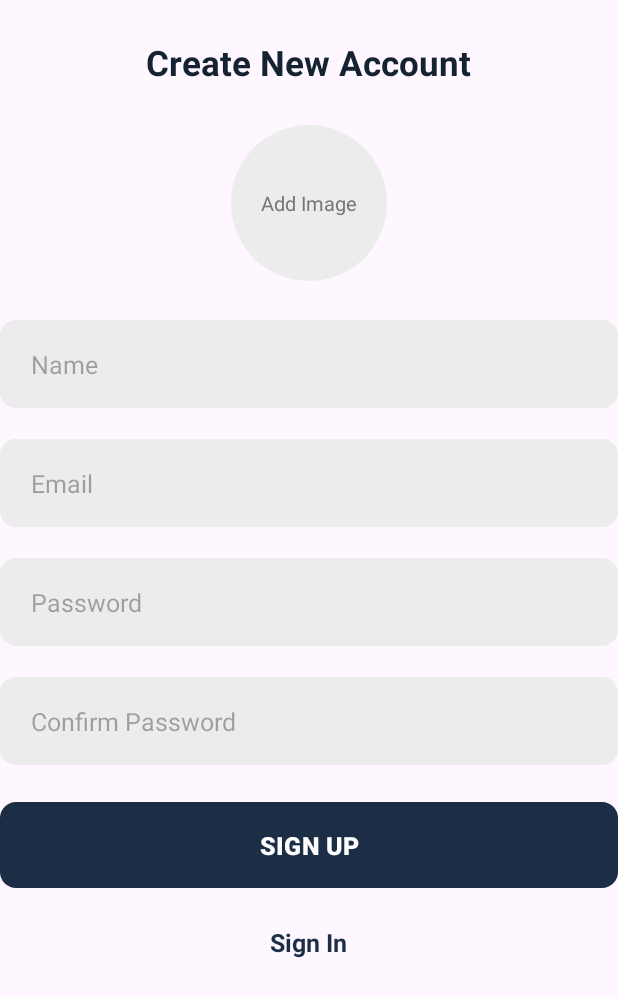
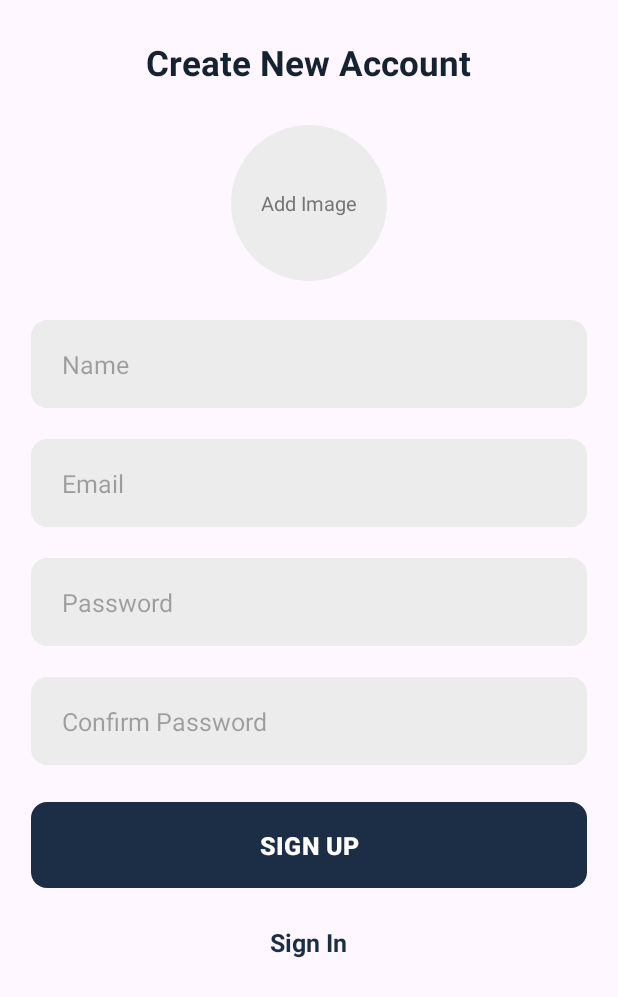
Before and after one commit to deep-govindvira/ddu, an Android app: the SignUpActivity screen opened directly, with no data from a screen before it, on a phone screen of 412 x 824 dp. Shown: the top 997 px of the screen. Run offline under Robolectric (Android 15) with nearby library versions, the phone set to English and light mode, and no system bars; our stand-ins replace sdp/ssp sizes; plain views replace RoundedImageView.

Commit message:
Set margin

```diff
--- a/Chat/app/src/main/res/layout/activity_sign_in.xml
+++ b/Chat/app/src/main/res/layout/activity_sign_in.xml
@@ -15,7 +15,9 @@
         android:layout_width="match_parent"
         android:layout_height="wrap_content"
         android:gravity="center_horizontal"
-        android:orientation="vertical">
+        android:orientation="vertical"
+        android:layout_marginStart="@dimen/_16sdp"
+        android:layout_marginEnd="@dimen/_16sdp">
 
 
         <TextView
--- a/Chat/app/src/main/res/layout/activity_sign_up.xml
+++ b/Chat/app/src/main/res/layout/activity_sign_up.xml
@@ -15,7 +15,9 @@
         android:layout_width="match_parent"
         android:layout_height="wrap_content"
         android:gravity="center_horizontal"
-        android:orientation="vertical">
+        android:orientation="vertical"
+        android:layout_marginStart="@dimen/_16sdp"
+        android:layout_marginEnd="@dimen/_16sdp">
 
         <TextView
             android:layout_width="wrap_content"
```
